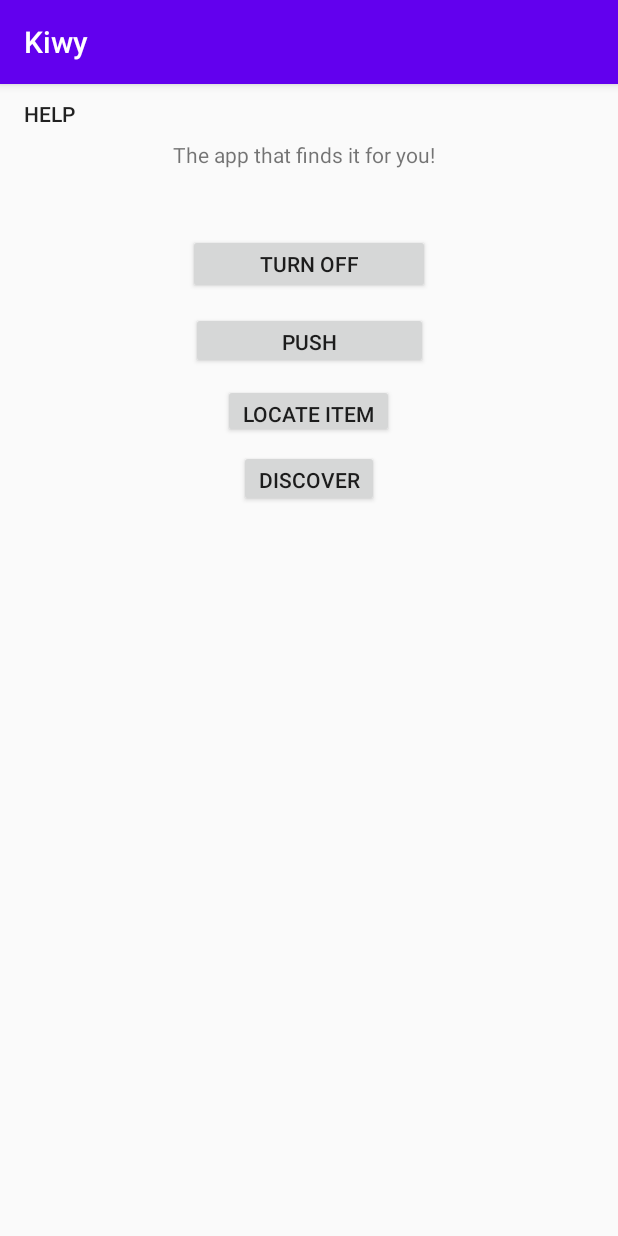
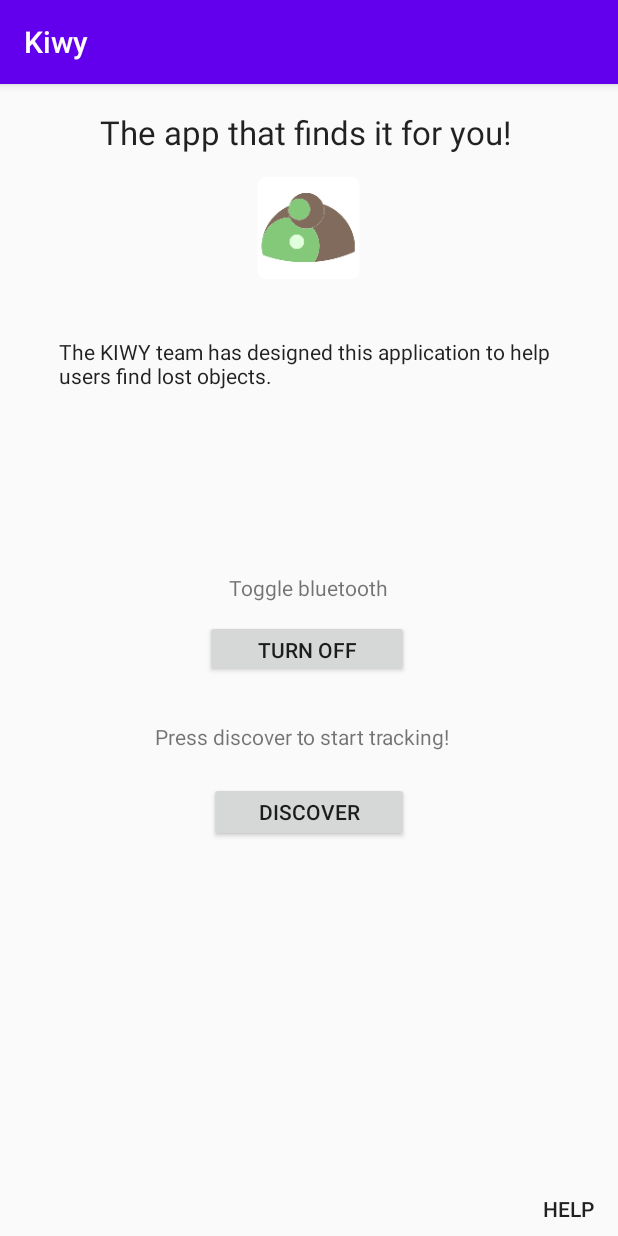
Before and after one commit to Kevnaut/Kiwy, an Android app: the screen it shows after launch (MainActivity), on a phone screen of 412 x 824 dp. Run offline under Robolectric (Android 15) with nearby library versions, the phone set to English and light mode, and no system bars.

Commit message:
Main activity button placement updates as well as app store/ app icon update (still not in desired form).

```diff
--- a/app/src/main/java/com/example/kiwy/MainActivity.java
+++ b/app/src/main/java/com/example/kiwy/MainActivity.java
@@ -148,14 +148,13 @@ public class MainActivity extends AppCompatActivity {
 
         // Initializing the buttons
         btnONOFF = (Button) findViewById(R.id.btnONOFF);
-        btnLocateItem = (Button) findViewById(R.id.btnLocateItem);
         //btnEnableDisable_Discoverable = (Button) findViewById(R.id.btnEnableDisable_Discoverable);
         btnDiscoverDevices = (Button) findViewById(R.id.btnDiscoverDevices);
         lvNewDevices = (ListView) findViewById(R.id.lvNewDevices);
         mBTDevices = new ArrayList<>();
 
-        // Testing Push Notification
-        btnTestPush = (Button) findViewById(R.id.btnTestPush);
+
+
 
         if (mBluetoothAdapter.isEnabled() == true) {
             btnONOFF.setText("Turn on Bluetooth");
@@ -165,15 +164,6 @@ public class MainActivity extends AppCompatActivity {
 
 
         // All onClick actions
-
-        btnLocateItem.setOnClickListener(new View.OnClickListener() {
-            @Override
-            public void onClick(View view) {
-
-                openLocateItem();
-
-            }
-        });
 
         lvNewDevices.setOnItemClickListener(new AdapterView.OnItemClickListener() {
             @Override
@@ -249,14 +239,6 @@ public class MainActivity extends AppCompatActivity {
         });
 
 
-
-
-        btnTestPush.setOnClickListener(new View.OnClickListener() {
-            @Override
-            public void onClick(View view) {
-                pushNotification();
-            }
-        });
     }
 
     public void enableDisableBT() {
--- a/app/src/main/res/drawable/ic_launcher_background.xml
+++ b/app/src/main/res/drawable/ic_launcher_background.xml
@@ -5,7 +5,7 @@
     android:viewportHeight="108"
     android:viewportWidth="108"
     xmlns:android="http://schemas.android.com/apk/res/android">
-    <path android:fillColor="#3DDC84"
+    <path android:fillColor="#FFFFFF"
           android:pathData="M0,0h108v108h-108z"/>
     <path android:fillColor="#00000000" android:pathData="M9,0L9,108"
           android:strokeColor="#33FFFFFF" android:strokeWidth="0.8"/>
--- a/app/src/main/res/layout/activity_main.xml
+++ b/app/src/main/res/layout/activity_main.xml
@@ -9,33 +9,26 @@
     <Button
         android:id="@+id/btnDiscoverDevices"
         style="@style/Widget.AppCompat.Button"
-        android:layout_width="93dp"
-        android:layout_height="38dp"
-        android:layout_marginTop="8dp"
+        android:layout_width="133dp"
+        android:layout_height="40dp"
         android:text="Discover"
+        app:layout_constraintBottom_toBottomOf="parent"
         app:layout_constraintEnd_toEndOf="parent"
         app:layout_constraintStart_toStartOf="parent"
-        app:layout_constraintTop_toBottomOf="@+id/btnLocateItem" />
-
-    <Button
-        android:id="@+id/btnLocateItem"
-        android:layout_width="114dp"
-        android:layout_height="36dp"
-        android:layout_marginTop="60dp"
-        android:text="Locate Item"
-        app:layout_constraintEnd_toEndOf="parent"
-        app:layout_constraintHorizontal_bias="0.498"
-        app:layout_constraintStart_toStartOf="parent"
-        app:layout_constraintTop_toBottomOf="@+id/btnONOFF" />
+        app:layout_constraintTop_toTopOf="parent"
+        app:layout_constraintVertical_bias="0.639" />
 
     <Button
         android:id="@+id/btnONOFF"
-        android:layout_width="161dp"
-        android:layout_height="40dp"
-        android:layout_marginTop="100dp"
+        android:layout_width="136dp"
+        android:layout_height="38dp"
+        android:layout_marginTop="12dp"
+        app:layout_constraintBottom_toTopOf="@+id/btnDiscoverDevices"
         app:layout_constraintEnd_toEndOf="parent"
+        app:layout_constraintHorizontal_bias="0.494"
         app:layout_constraintStart_toStartOf="parent"
-        app:layout_constraintTop_toTopOf="parent" />
+        app:layout_constraintTop_toBottomOf="@+id/textView6"
+        app:layout_constraintVertical_bias="0.0" />
 
     <ListView
         android:id="@+id/lvNewDevices"
@@ -44,35 +37,25 @@
         android:layout_marginTop="68dp"
         app:layout_constraintBottom_toBottomOf="parent"
         app:layout_constraintEnd_toEndOf="parent"
-        app:layout_constraintHorizontal_bias="0.5"
         app:layout_constraintStart_toStartOf="parent"
         app:layout_constraintTop_toBottomOf="@+id/btnDiscoverDevices"
         app:layout_constraintVertical_bias="0.0">
 
     </ListView>
 
-    <Button
-        android:id="@+id/btnTestPush"
-        android:layout_width="158dp"
-        android:layout_height="38dp"
-        android:layout_marginTop="152dp"
-        android:text="Push Notification"
+    <TextView
+        android:id="@+id/textView5"
+        android:layout_width="332dp"
+        android:layout_height="41dp"
+        android:layout_marginBottom="116dp"
+        android:text="The KIWY team has designed this application to help users find lost objects."
+        android:textAppearance="@style/TextAppearance.AppCompat.Body1"
+        app:layout_constraintBottom_toTopOf="@+id/textView6"
         app:layout_constraintEnd_toEndOf="parent"
-        app:layout_constraintHorizontal_bias="0.5"
-        app:layout_constraintStart_toEndOf="@+id/btnONOFF"
+        app:layout_constraintHorizontal_bias="0.493"
         app:layout_constraintStart_toStartOf="parent"
-        app:layout_constraintTop_toTopOf="parent" />
-
-    <TextView
-        android:id="@+id/textView"
-        android:layout_width="182dp"
-        android:layout_height="26dp"
-        android:text="The app that finds it for you!"
-        app:layout_constraintBottom_toTopOf="@+id/btnONOFF"
-        app:layout_constraintEnd_toEndOf="parent"
-        app:layout_constraintHorizontal_bias="0.5"
-        app:layout_constraintStart_toStartOf="parent"
-        app:layout_constraintTop_toTopOf="parent" />
+        app:layout_constraintTop_toBottomOf="@+id/textView"
+        app:layout_constraintVertical_bias="1.0" />
 
     <Button
         android:id="@+id/button"
@@ -80,7 +63,61 @@
         android:layout_width="66dp"
         android:layout_height="38dp"
         android:text="Help"
-        tools:layout_editor_absoluteX="340dp"
-        tools:layout_editor_absoluteY="690dp" />
+        app:layout_constraintBottom_toBottomOf="parent"
+        app:layout_constraintEnd_toEndOf="parent"
+        app:layout_constraintHorizontal_bias="1.0"
+        app:layout_constraintStart_toStartOf="parent"
+        app:layout_constraintTop_toBottomOf="@+id/lvNewDevices"
+        app:layout_constraintVertical_bias="1.0" />
+
+    <TextView
+        android:id="@+id/textView2"
+        android:layout_width="204dp"
+        android:layout_height="20dp"
+        android:layout_marginBottom="20dp"
+        android:text="Press discover to start tracking!"
+        app:layout_constraintBottom_toTopOf="@+id/btnDiscoverDevices"
+        app:layout_constraintEnd_toEndOf="parent"
+        app:layout_constraintHorizontal_bias="0.497"
+        app:layout_constraintStart_toStartOf="parent"
+        app:layout_constraintTop_toTopOf="parent"
+        app:layout_constraintVertical_bias="1.0" />
+
+    <TextView
+        android:id="@+id/textView6"
+        android:layout_width="wrap_content"
+        android:layout_height="wrap_content"
+        android:layout_marginBottom="80dp"
+        android:text="Toggle bluetooth"
+        app:layout_constraintBottom_toTopOf="@+id/textView2"
+        app:layout_constraintEnd_toEndOf="parent"
+        app:layout_constraintHorizontal_bias="0.498"
+        app:layout_constraintStart_toStartOf="parent" />
+
+    <TextView
+        android:id="@+id/textView"
+        android:layout_width="278dp"
+        android:layout_height="42dp"
+        android:text="The app that finds it for you!"
+        android:textAppearance="@style/TextAppearance.AppCompat.Large"
+        app:layout_constraintBottom_toTopOf="@+id/btnONOFF"
+        app:layout_constraintEnd_toEndOf="parent"
+        app:layout_constraintHorizontal_bias="0.496"
+        app:layout_constraintStart_toStartOf="parent"
+        app:layout_constraintTop_toTopOf="parent"
+        app:layout_constraintVertical_bias="0.054" />
+
+    <ImageView
+        android:id="@+id/imageView"
+        android:layout_width="86dp"
+        android:layout_height="68dp"
+        android:layout_marginBottom="584dp"
+        app:layout_constraintBottom_toBottomOf="parent"
+        app:layout_constraintEnd_toEndOf="parent"
+        app:layout_constraintHorizontal_bias="0.498"
+        app:layout_constraintStart_toStartOf="parent"
+        app:layout_constraintTop_toBottomOf="@+id/textView"
+        app:layout_constraintVertical_bias="0.047"
+        app:srcCompat="@mipmap/ic_launcher" />
 
 </androidx.constraintlayout.widget.ConstraintLayout>
```
